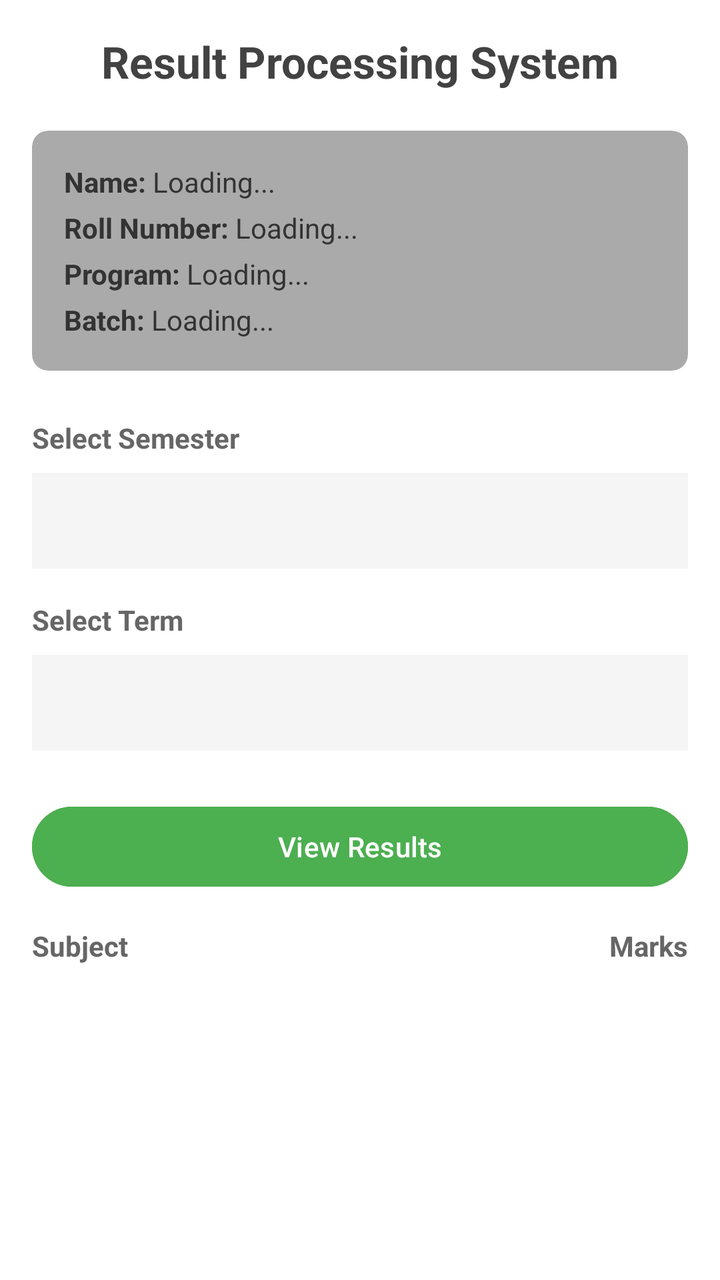
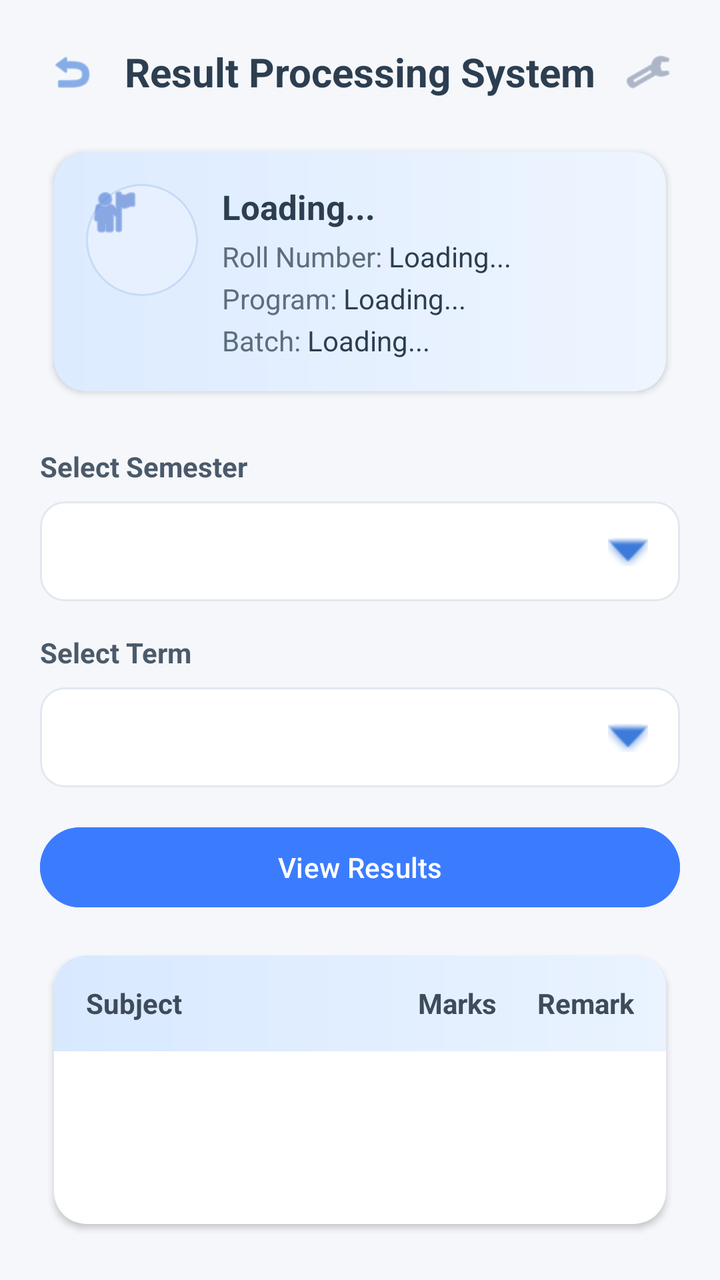

Before-and-after screenshots of an Android layout around one commit, followed by the original layout XML and the change that was made.
<!-- AndroidManifest.xml: application theme Theme.RPSP -->
<!-- res/layout/activity_dashboard.xml -->
<?xml version="1.0" encoding="utf-8"?>
<LinearLayout xmlns:android="http://schemas.android.com/apk/res/android"
    xmlns:tools="http://schemas.android.com/tools"
    xmlns:app="http://schemas.android.com/apk/res-auto"
    android:layout_width="match_parent"
    android:layout_height="match_parent"
    android:orientation="vertical"
    android:padding="16dp"
    android:background="@android:color/white"
    tools:context=".activities.DashboardActivity">

    
    <TextView
        android:layout_width="match_parent"
        android:layout_height="wrap_content"
        android:text="Result Processing System"
        android:textSize="22sp"
        android:textStyle="bold"
        android:textColor="#424242"
        android:gravity="center"
        android:layout_marginBottom="20dp"/>

    
    <androidx.cardview.widget.CardView
        android:layout_width="match_parent"
        android:layout_height="wrap_content"
        app:cardBackgroundColor="#AAAAAA"
        app:cardCornerRadius="8dp"
        app:cardElevation="0dp"
        android:layout_marginBottom="24dp">

        <LinearLayout
            android:layout_width="match_parent"
            android:layout_height="wrap_content"
            android:orientation="vertical"
            android:padding="16dp">

            <LinearLayout
                android:layout_width="match_parent"
                android:layout_height="wrap_content"
                android:orientation="horizontal"
                android:layout_marginBottom="4dp">
                <TextView
                    android:layout_width="wrap_content"
                    android:layout_height="wrap_content"
                    android:text="Name: "
                    android:textStyle="bold"
                    android:textColor="#333333"/>
                <TextView
                    android:id="@+id/tvStudentName"
                    android:layout_width="wrap_content"
                    android:layout_height="wrap_content"
                    android:text="Loading..."
                    android:textColor="#333333"/>
            </LinearLayout>

            <LinearLayout
                android:layout_width="match_parent"
                android:layout_height="wrap_content"
                android:orientation="horizontal"
                android:layout_marginBottom="4dp">
                <TextView
                    android:layout_width="wrap_content"
                    android:layout_height="wrap_content"
                    android:text="Roll Number: "
                    android:textStyle="bold"
                    android:textColor="#333333"/>
                <TextView
                    android:id="@+id/tvRollNumber"
                    android:layout_width="wrap_content"
                    android:layout_height="wrap_content"
                    android:text="Loading..."
                    android:textColor="#333333"/>
            </LinearLayout>

            <LinearLayout
                android:layout_width="match_parent"
                android:layout_height="wrap_content"
                android:orientation="horizontal"
                android:layout_marginBottom="4dp">
                <TextView
                    android:layout_width="wrap_content"
                    android:layout_height="wrap_content"
                    android:text="Program: "
                    android:textStyle="bold"
                    android:textColor="#333333"/>
                <TextView
                    android:id="@+id/tvProgram"
                    android:layout_width="wrap_content"
                    android:layout_height="wrap_content"
                    android:text="Loading..."
                    android:textColor="#333333"/>
            </LinearLayout>

            <LinearLayout
                android:layout_width="match_parent"
                android:layout_height="wrap_content"
                android:orientation="horizontal">
                <TextView
                    android:layout_width="wrap_content"
                    android:layout_height="wrap_content"
                    android:text="Batch: "
                    android:textStyle="bold"
                    android:textColor="#333333"/>
                <TextView
                    android:id="@+id/tvBatch"
                    android:layout_width="wrap_content"
                    android:layout_height="wrap_content"
                    android:text="Loading..."
                    android:textColor="#333333"/>
            </LinearLayout>

        </LinearLayout>
    </androidx.cardview.widget.CardView>

    
    <TextView
        android:layout_width="wrap_content"
        android:layout_height="wrap_content"
        android:text="Select Semester"
        android:textStyle="bold"
        android:textColor="#666666"
        android:layout_marginBottom="8dp"/>

    <Spinner
        android:id="@+id/spinnerSemester"
        android:layout_width="match_parent"
        android:layout_height="48dp"
        android:background="#f5f5f5"
        android:layout_marginBottom="16dp"/>

    
    <TextView
        android:layout_width="wrap_content"
        android:layout_height="wrap_content"
        android:text="Select Term"
        android:textStyle="bold"
        android:textColor="#666666"
        android:layout_marginBottom="8dp"/>

    <Spinner
        android:id="@+id/spinnerTerm"
        android:layout_width="match_parent"
        android:layout_height="48dp"
        android:background="#f5f5f5"
        android:layout_marginBottom="24dp"/>

    <Button
        android:id="@+id/btnViewResults"
        android:layout_width="match_parent"
        android:layout_height="wrap_content"
        android:text="View Results"
        android:backgroundTint="#4CAF50"
        android:textColor="#FFFFFF"
        android:layout_marginBottom="16dp"/>

    
    <LinearLayout
        android:layout_width="match_parent"
        android:layout_height="wrap_content"
        android:orientation="horizontal"
        android:paddingBottom="8dp"
        android:weightSum="2">
        
        <TextView
            android:layout_width="0dp"
            android:layout_height="wrap_content"
            android:layout_weight="1"
            android:text="Subject"
            android:textStyle="bold"
            android:textColor="#666666"/>
        
        <TextView
            android:layout_width="0dp"
            android:layout_height="wrap_content"
            android:layout_weight="1"
            android:text="Marks"
            android:gravity="end"
            android:textStyle="bold"
            android:textColor="#666666"/>
    </LinearLayout>

    <ProgressBar
        android:id="@+id/progressBar"
        android:layout_width="wrap_content"
        android:layout_height="wrap_content"
        android:layout_gravity="center"
        android:visibility="gone"/>

    <androidx.recyclerview.widget.RecyclerView
        android:id="@+id/rvMarks"
        android:layout_width="match_parent"
        android:layout_height="0dp"
        android:layout_weight="1"/>

</LinearLayout>
<!-- resources referenced by this layout -->
<resources>
  <style name="Theme.RPSP" parent="Base.Theme.RPSP" />
  <style name="Base.Theme.RPSP" parent="Theme.Material3.DayNight.NoActionBar">
          
          
      </style>
</resources>

<!-- the commit's change to res/layout/activity_dashboard.xml (unified diff, before → after) -->
@@ -5,192 +5,325 @@
     android:layout_width="match_parent"
     android:layout_height="match_parent"
     android:orientation="vertical"
-    android:padding="16dp"
-    android:background="@android:color/white"
+    android:padding="20dp"
+    android:background="#F5F7FB"
     tools:context=".activities.DashboardActivity">
 
     
-    <TextView
-        android:layout_width="match_parent"
-        android:layout_height="wrap_content"
-        android:text="Result Processing System"
-        android:textSize="22sp"
-        android:textStyle="bold"
-        android:textColor="#424242"
-        android:gravity="center"
-        android:layout_marginBottom="20dp"/>
-
-    
-    <androidx.cardview.widget.CardView
-        android:layout_width="match_parent"
-        android:layout_height="wrap_content"
-        app:cardBackgroundColor="#AAAAAA"
-        app:cardCornerRadius="8dp"
-        app:cardElevation="0dp"
-        android:layout_marginBottom="24dp">
-
-        <LinearLayout
-            android:layout_width="match_parent"
-            android:layout_height="wrap_content"
-            android:orientation="vertical"
-            android:padding="16dp">
-
-            <LinearLayout
-                android:layout_width="match_parent"
-                android:layout_height="wrap_content"
-                android:orientation="horizontal"
-                android:layout_marginBottom="4dp">
-                <TextView
-                    android:layout_width="wrap_content"
-                    android:layout_height="wrap_content"
-                    android:text="Name: "
-                    android:textStyle="bold"
-                    android:textColor="#333333"/>
-                <TextView
-                    android:id="@+id/tvStudentName"
-                    android:layout_width="wrap_content"
-                    android:layout_height="wrap_content"
-                    android:text="Loading..."
-                    android:textColor="#333333"/>
-            </LinearLayout>
-
-            <LinearLayout
-                android:layout_width="match_parent"
-                android:layout_height="wrap_content"
-                android:orientation="horizontal"
-                android:layout_marginBottom="4dp">
-                <TextView
-                    android:layout_width="wrap_content"
-                    android:layout_height="wrap_content"
-                    android:text="Roll Number: "
-                    android:textStyle="bold"
-                    android:textColor="#333333"/>
-                <TextView
-                    android:id="@+id/tvRollNumber"
-                    android:layout_width="wrap_content"
-                    android:layout_height="wrap_content"
-                    android:text="Loading..."
-                    android:textColor="#333333"/>
-            </LinearLayout>
-
-            <LinearLayout
-                android:layout_width="match_parent"
-                android:layout_height="wrap_content"
-                android:orientation="horizontal"
-                android:layout_marginBottom="4dp">
-                <TextView
-                    android:layout_width="wrap_content"
-                    android:layout_height="wrap_content"
-                    android:text="Program: "
-                    android:textStyle="bold"
-                    android:textColor="#333333"/>
-                <TextView
-                    android:id="@+id/tvProgram"
-                    android:layout_width="wrap_content"
-                    android:layout_height="wrap_content"
-                    android:text="Loading..."
-                    android:textColor="#333333"/>
-            </LinearLayout>
-
-            <LinearLayout
-                android:layout_width="match_parent"
-                android:layout_height="wrap_content"
-                android:orientation="horizontal">
-                <TextView
-                    android:layout_width="wrap_content"
-                    android:layout_height="wrap_content"
-                    android:text="Batch: "
-                    android:textStyle="bold"
-                    android:textColor="#333333"/>
-                <TextView
-                    android:id="@+id/tvBatch"
-                    android:layout_width="wrap_content"
-                    android:layout_height="wrap_content"
-                    android:text="Loading..."
-                    android:textColor="#333333"/>
-            </LinearLayout>
-
-        </LinearLayout>
-    </androidx.cardview.widget.CardView>
-
-    
-    <TextView
-        android:layout_width="wrap_content"
-        android:layout_height="wrap_content"
-        android:text="Select Semester"
-        android:textStyle="bold"
-        android:textColor="#666666"
-        android:layout_marginBottom="8dp"/>
-
-    <Spinner
-        android:id="@+id/spinnerSemester"
-        android:layout_width="match_parent"
-        android:layout_height="48dp"
-        android:background="#f5f5f5"
-        android:layout_marginBottom="16dp"/>
-
-    
-    <TextView
-        android:layout_width="wrap_content"
-        android:layout_height="wrap_content"
-        android:text="Select Term"
-        android:textStyle="bold"
-        android:textColor="#666666"
-        android:layout_marginBottom="8dp"/>
-
-    <Spinner
-        android:id="@+id/spinnerTerm"
-        android:layout_width="match_parent"
-        android:layout_height="48dp"
-        android:background="#f5f5f5"
-        android:layout_marginBottom="24dp"/>
-
-    <Button
-        android:id="@+id/btnViewResults"
-        android:layout_width="match_parent"
-        android:layout_height="wrap_content"
-        android:text="View Results"
-        android:backgroundTint="#4CAF50"
-        android:textColor="#FFFFFF"
-        android:layout_marginBottom="16dp"/>
-
-    
     <LinearLayout
         android:layout_width="match_parent"
         android:layout_height="wrap_content"
         android:orientation="horizontal"
-        android:paddingBottom="8dp"
-        android:weightSum="2">
-        
+        android:gravity="center_vertical"
+        android:layout_marginBottom="16dp">
+
+        <ImageView
+            android:layout_width="32dp"
+            android:layout_height="32dp"
+            android:padding="4dp"
+            android:contentDescription="Back"
+            android:src="@android:drawable/ic_menu_revert"
+            android:tint="#3C7BD9" />
+
         <TextView
             android:layout_width="0dp"
             android:layout_height="wrap_content"
             android:layout_weight="1"
-            android:text="Subject"
+            android:text="Result Processing System"
+            android:textSize="20sp"
             android:textStyle="bold"
-            android:textColor="#666666"/>
-        
-        <TextView
-            android:layout_width="0dp"
+            android:textColor="#2C3E50"
+            android:gravity="center" />
+
+        <ImageView
+            android:layout_width="32dp"
+            android:layout_height="32dp"
+            android:padding="4dp"
+            android:contentDescription="Settings"
+            android:src="@android:drawable/ic_menu_manage"
+            android:tint="#7C8AA5" />
+    </LinearLayout>
+
+    
+    <androidx.cardview.widget.CardView
+        android:layout_width="match_parent"
+        android:layout_height="wrap_content"
+        app:cardBackgroundColor="@android:color/transparent"
+        app:cardCornerRadius="16dp"
+        app:cardElevation="2dp"
+        app:cardUseCompatPadding="true"
+        android:layout_marginBottom="20dp">
+
+        <LinearLayout
+            android:layout_width="match_parent"
             android:layout_height="wrap_content"
-            android:layout_weight="1"
-            android:text="Marks"
-            android:gravity="end"
-            android:textStyle="bold"
-            android:textColor="#666666"/>
-    </LinearLayout>
+            android:orientation="horizontal"
+            android:padding="16dp"
+            android:background="@drawable/bg_profile_card">
+
+            <FrameLayout
+                android:layout_width="56dp"
+                android:layout_height="56dp"
+                android:background="@drawable/bg_avatar_circle"
+                android:layout_marginEnd="12dp"
+                android:gravity="center">
+
+                <ImageView
+                    android:layout_width="28dp"
+                    android:layout_height="28dp"
+                    android:src="@android:drawable/ic_menu_myplaces"
+                    android:tint="#4A78D0"
+                    android:contentDescription="Profile" />
+            </FrameLayout>
+
+            <LinearLayout
+                android:layout_width="0dp"
+                android:layout_height="wrap_content"
+                android:layout_weight="1"
+                android:orientation="vertical">
+
+                <TextView
+                    android:id="@+id/tvStudentName"
+                    android:layout_width="wrap_content"
+                    android:layout_height="wrap_content"
+                    android:text="Loading..."
+                    android:textColor="#2C3E50"
+                    android:textSize="17sp"
+                    android:textStyle="bold"
+                    android:layout_marginBottom="4dp" />
+
+                <LinearLayout
+                    android:layout_width="match_parent"
+                    android:layout_height="wrap_content"
+                    android:orientation="horizontal"
+                    android:layout_marginBottom="2dp">
+
+                    <TextView
+                        android:layout_width="wrap_content"
+                        android:layout_height="wrap_content"
+                        android:text="Roll Number: "
+                        android:textColor="#5D6D7E" />
+
+                    <TextView
+                        android:id="@+id/tvRollNumber"
+                        android:layout_width="wrap_content"
+                        android:layout_height="wrap_content"
+                        android:text="Loading..."
+                        android:textColor="#2C3E50" />
+                </LinearLayout>
+
+                <LinearLayout
+                    android:layout_width="match_parent"
+                    android:layout_height="wrap_content"
+                    android:orientation="horizontal"
+                    android:layout_marginBottom="2dp">
+
+                    <TextView
+                        android:layout_width="wrap_content"
+                        android:layout_height="wrap_content"
+                        android:text="Program: "
+                        android:textColor="#5D6D7E" />
+
+                    <TextView
+                        android:id="@+id/tvProgram"
+                        android:layout_width="wrap_content"
+                        android:layout_height="wrap_content"
+                        android:text="Loading..."
+                        android:textColor="#2C3E50" />
+                </LinearLayout>
+
+                <LinearLayout
+                    android:layout_width="match_parent"
+                    android:layout_height="wrap_content"
+                    android:orientation="horizontal">
+
+                    <TextView
+                        android:layout_width="wrap_content"
+                        android:layout_height="wrap_content"
+                        android:text="Batch: "
+                        android:textColor="#5D6D7E" />
+
+                    <TextView
+                        android:id="@+id/tvBatch"
+                        android:layout_width="wrap_content"
+                        android:layout_height="wrap_content"
+                        android:text="Loading..."
+                        android:textColor="#2C3E50" />
+                </LinearLayout>
+            </LinearLayout>
+        </LinearLayout>
+    </androidx.cardview.widget.CardView>
+
+    
+    <TextView
+        android:layout_width="wrap_content"
+        android:layout_height="wrap_content"
+        android:text="Select Semester"
+        android:textStyle="bold"
+        android:textColor="#4B5A6A"
+        android:layout_marginBottom="8dp" />
+
+    <FrameLayout
+        android:layout_width="match_parent"
+        android:layout_height="50dp"
+        android:background="@drawable/bg_input"
+        android:layout_marginBottom="16dp">
+
+        <Spinner
+            android:id="@+id/spinnerSemester"
+            android:layout_width="match_parent"
+            android:layout_height="match_parent"
+            android:background="@android:color/transparent"
+            android:paddingStart="16dp"
+            android:paddingEnd="44dp" />
+
+        <ImageView
+            android:layout_width="20dp"
+            android:layout_height="20dp"
+            android:layout_gravity="center_vertical|end"
+            android:layout_marginEnd="16dp"
+            android:contentDescription="Select semester"
+            android:src="@android:drawable/arrow_down_float"
+            android:tint="#3C7BD9" />
+    </FrameLayout>
+
+    
+    <TextView
+        android:layout_width="wrap_content"
+        android:layout_height="wrap_content"
+        android:text="Select Term"
+        android:textStyle="bold"
+        android:textColor="#4B5A6A"
+        android:layout_marginBottom="8dp" />
+
+    <FrameLayout
+        android:layout_width="match_parent"
+        android:layout_height="50dp"
+        android:background="@drawable/bg_input"
+        android:layout_marginBottom="16dp">
+
+        <Spinner
+            android:id="@+id/spinnerTerm"
+            android:layout_width="match_parent"
+            android:layout_height="match_parent"
+            android:background="@android:color/transparent"
+            android:paddingStart="16dp"
+            android:paddingEnd="44dp" />
+
+        <ImageView
+            android:layout_width="20dp"
+            android:layout_height="20dp"
+            android:layout_gravity="center_vertical|end"
+            android:layout_marginEnd="16dp"
+            android:contentDescription="Select term"
+            android:src="@android:drawable/arrow_down_float"
+            android:tint="#3C7BD9" />
+    </FrameLayout>
+
+    <Button
+        android:id="@+id/btnViewResults"
+        android:layout_width="match_parent"
+        android:layout_height="48dp"
+        android:text="View Results"
+        android:backgroundTint="#3B7CFF"
+        android:textColor="#FFFFFF"
+        android:layout_marginBottom="12dp" />
 
     <ProgressBar
         android:id="@+id/progressBar"
         android:layout_width="wrap_content"
         android:layout_height="wrap_content"
         android:layout_gravity="center"
-        android:visibility="gone"/>
-
-    <androidx.recyclerview.widget.RecyclerView
-        android:id="@+id/rvMarks"
+        android:visibility="gone"
+        android:layout_marginBottom="8dp" />
+
+    
+    <androidx.cardview.widget.CardView
         android:layout_width="match_parent"
         android:layout_height="0dp"
-        android:layout_weight="1"/>
+        android:layout_weight="1"
+        app:cardBackgroundColor="@android:color/white"
+        app:cardCornerRadius="16dp"
+        app:cardElevation="2dp"
+        app:cardUseCompatPadding="true">
+
+        <LinearLayout
+            android:layout_width="match_parent"
+            android:layout_height="match_parent"
+            android:orientation="vertical">
+
+            <LinearLayout
+                android:layout_width="match_parent"
+                android:layout_height="48dp"
+                android:orientation="horizontal"
+                android:gravity="center_vertical"
+                android:paddingStart="16dp"
+                android:paddingEnd="16dp"
+                android:weightSum="4"
+                android:background="@drawable/bg_table_header">
+
+                <TextView
+                    android:layout_width="0dp"
+                    android:layout_height="wrap_content"
+                    android:layout_weight="2"
+                    android:text="Subject"
+                    android:textStyle="bold"
+                    android:textColor="#3E4B5B" />
+
+                <TextView
+                    android:layout_width="0dp"
+                    android:layout_height="wrap_content"
+                    android:layout_weight="1"
+                    android:text="Marks"
+                    android:gravity="end"
+                    android:textStyle="bold"
+                    android:textColor="#3E4B5B" />
+
+                <TextView
+                    android:layout_width="0dp"
+                    android:layout_height="wrap_content"
+                    android:layout_weight="1"
+                    android:text="Remark"
+                    android:gravity="end"
+                    android:textStyle="bold"
+                    android:textColor="#3E4B5B" />
+            </LinearLayout>
+
+            <androidx.recyclerview.widget.RecyclerView
+                android:id="@+id/rvMarks"
+                android:layout_width="match_parent"
+                android:layout_height="0dp"
+                android:layout_weight="1"
+                android:paddingBottom="4dp" />
+
+            <LinearLayout
+                android:id="@+id/layoutSummary"
+                android:layout_width="match_parent"
+                android:layout_height="44dp"
+                android:orientation="horizontal"
+                android:gravity="center_vertical"
+                android:paddingStart="16dp"
+                android:paddingEnd="16dp"
+                android:background="@drawable/bg_summary"
+                android:visibility="gone">
+
+                <TextView
+                    android:layout_width="0dp"
+                    android:layout_height="wrap_content"
+                    android:layout_weight="1"
+                    android:text="Total Percentage"
+                    android:textColor="#5D6D7E"
+                    android:textStyle="bold" />
+
+                <TextView
+                    android:id="@+id/tvTotalPercentage"
+                    android:layout_width="wrap_content"
+                    android:layout_height="wrap_content"
+                    android:text="--"
+                    android:textColor="#2C3E50"
+                    android:textStyle="bold" />
+            </LinearLayout>
+        </LinearLayout>
+    </androidx.cardview.widget.CardView>
 
 </LinearLayout>
<!-- resource entries referenced after the edit -->
@@ -1,5 +1,59 @@
 <!-- resources referenced by this layout -->
 <resources>
+  <!-- drawable bg_avatar_circle (drawable) -->
+  <?xml version="1.0" encoding="utf-8"?>
+  <shape xmlns:android="http://schemas.android.com/apk/res/android"
+      android:shape="oval">
+      <solid android:color="#E7F0FF" />
+      <stroke
+          android:width="1dp"
+          android:color="#C7DBF7" />
+  </shape>
+  <!-- drawable bg_input (drawable) -->
+  <?xml version="1.0" encoding="utf-8"?>
+  <shape xmlns:android="http://schemas.android.com/apk/res/android"
+      android:shape="rectangle">
+      <solid android:color="#FFFFFF" />
+      <stroke
+          android:width="1dp"
+          android:color="#E3E8F0" />
+      <corners android:radius="12dp" />
+  </shape>
+  <!-- drawable bg_profile_card (drawable) -->
+  <?xml version="1.0" encoding="utf-8"?>
+  <shape xmlns:android="http://schemas.android.com/apk/res/android"
+      android:shape="rectangle">
+      <gradient
+          android:startColor="#DCEBFF"
+          android:endColor="#EEF5FF"
+          android:angle="0" />
+      <corners android:radius="16dp" />
+  </shape>
+  <!-- drawable bg_summary (drawable) -->
+  <?xml version="1.0" encoding="utf-8"?>
+  <shape xmlns:android="http://schemas.android.com/apk/res/android"
+      android:shape="rectangle">
+      <solid android:color="#F5F8FD" />
+      <corners
+          android:topLeftRadius="0dp"
+          android:topRightRadius="0dp"
+          android:bottomLeftRadius="16dp"
+          android:bottomRightRadius="16dp" />
+  </shape>
+  <!-- drawable bg_table_header (drawable) -->
+  <?xml version="1.0" encoding="utf-8"?>
+  <shape xmlns:android="http://schemas.android.com/apk/res/android"
+      android:shape="rectangle">
+      <gradient
+          android:startColor="#D8E9FF"
+          android:endColor="#EAF3FF"
+          android:angle="0" />
+      <corners
+          android:topLeftRadius="16dp"
+          android:topRightRadius="16dp"
+          android:bottomLeftRadius="0dp"
+          android:bottomRightRadius="0dp" />
+  </shape>
   <style name="Theme.RPSP" parent="Base.Theme.RPSP" />
   <style name="Base.Theme.RPSP" parent="Theme.Material3.DayNight.NoActionBar">
           
